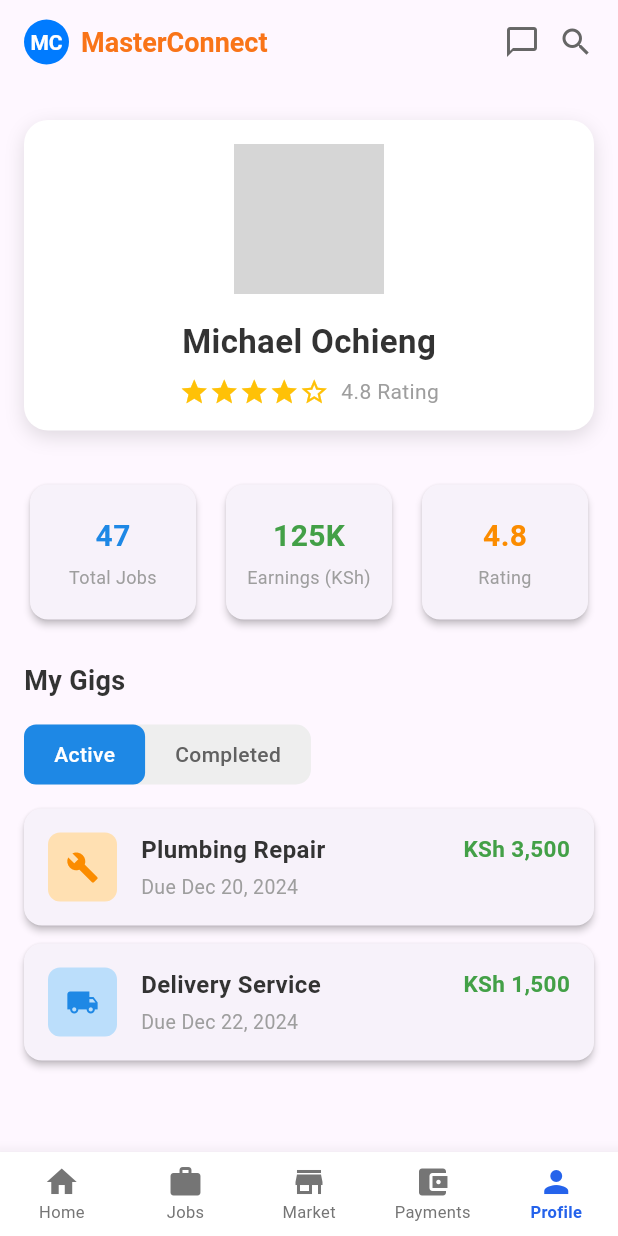
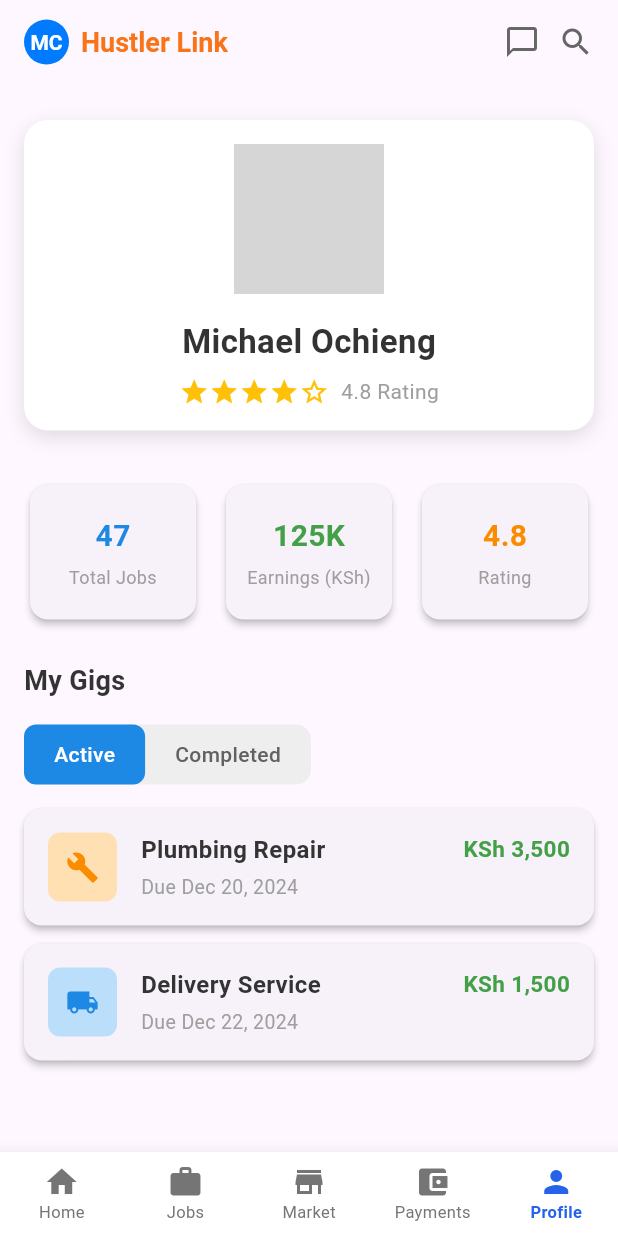
Before and after one commit to awstine/hustlerlink, a Flutter app: the screen it shows after launch, item 5 of the bottom bar chosen, on a phone screen of 412 x 824 dp. Run offline on Flutter 3.47's test engine with Material 3 defaults, Android fonts, the phone set to English and light mode, and no system bars; network calls fail; grey boxes are pictures that could not be loaded.

Commit message:
huster link app with flutter

```diff
--- a/lib/profile/profile.dart
+++ b/lib/profile/profile.dart
@@ -63,7 +63,7 @@ class _ProfileScreenState extends State<ProfileScreen> {
           ),
           const SizedBox(width: 8),
           const Text(
-            'MasterConnect',
+            'Hustler Link',
             style: TextStyle(
               fontWeight: FontWeight.bold,
               fontSize: 18,
```
Also changed, not shown: 4 other files.
